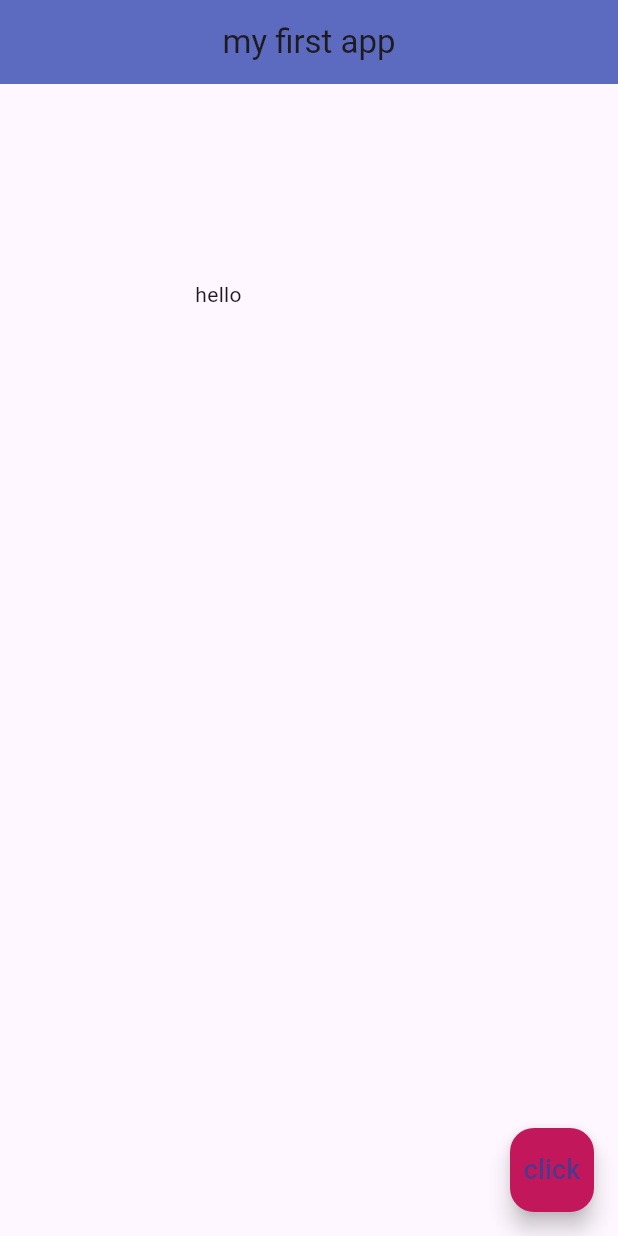
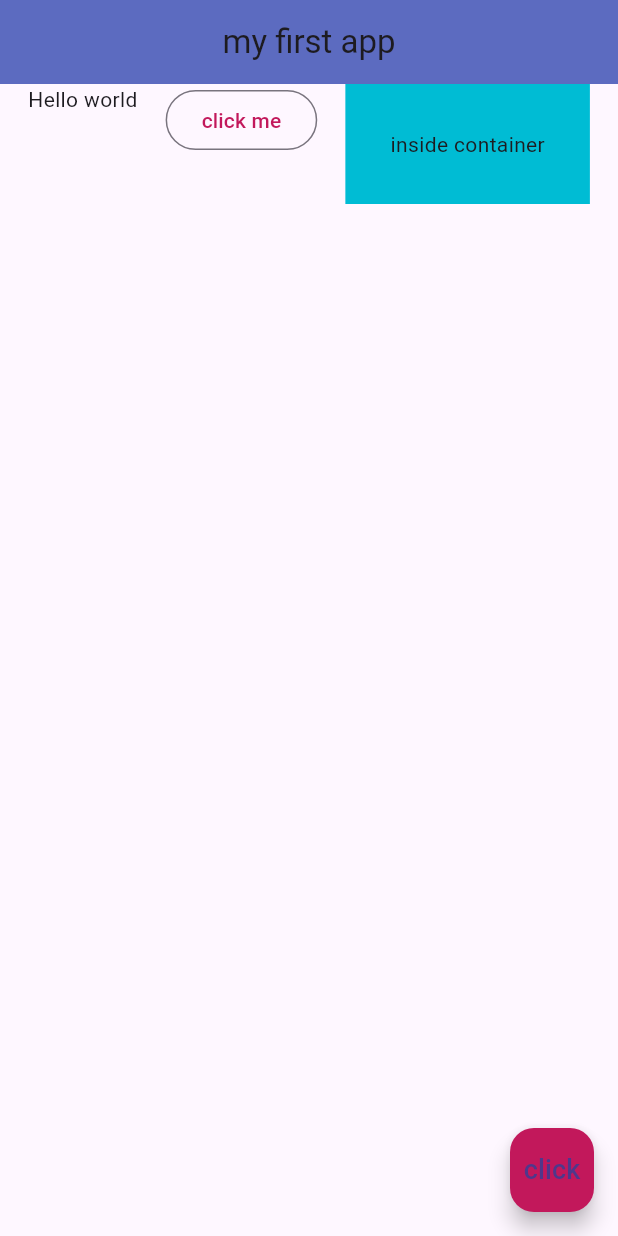
Before and after one commit to jxclyde/flutter_experiment, a Flutter app: the screen it shows after launch, on a phone screen of 412 x 824 dp. Run offline on Flutter 3.47's test engine with Material 3 defaults, Android fonts, the phone set to English and light mode, and no system bars.

Commit message:
Applying row widget logic

```diff
--- a/lib/main.dart
+++ b/lib/main.dart
@@ -14,9 +14,22 @@
         centerTitle: true,
         backgroundColor: Colors.indigo[400],
       ),
-      body: Padding(
-        padding: EdgeInsets.all(130.0),
-        child: Text('hello'),
+      body: Row(
+        mainAxisAlignment: MainAxisAlignment.spaceEvenly,
+        crossAxisAlignment: CrossAxisAlignment.start,
+        children: [
+          Text('Hello world'),
+          OutlinedButton(onPressed: (){}, child: Text('click me'),
+          style: OutlinedButton.styleFrom(
+            foregroundColor: Colors.pink[700],
+          ),
+          ),
+          Container(
+            color: Colors.cyan,
+            padding: EdgeInsets.all(30.0),
+            child: Text('inside container'),
+          ),
+        ],
       ),
       // Container(
       //   padding: EdgeInsets.fromLTRB(10.0, 20.0, 10.0, 40.0),
```
